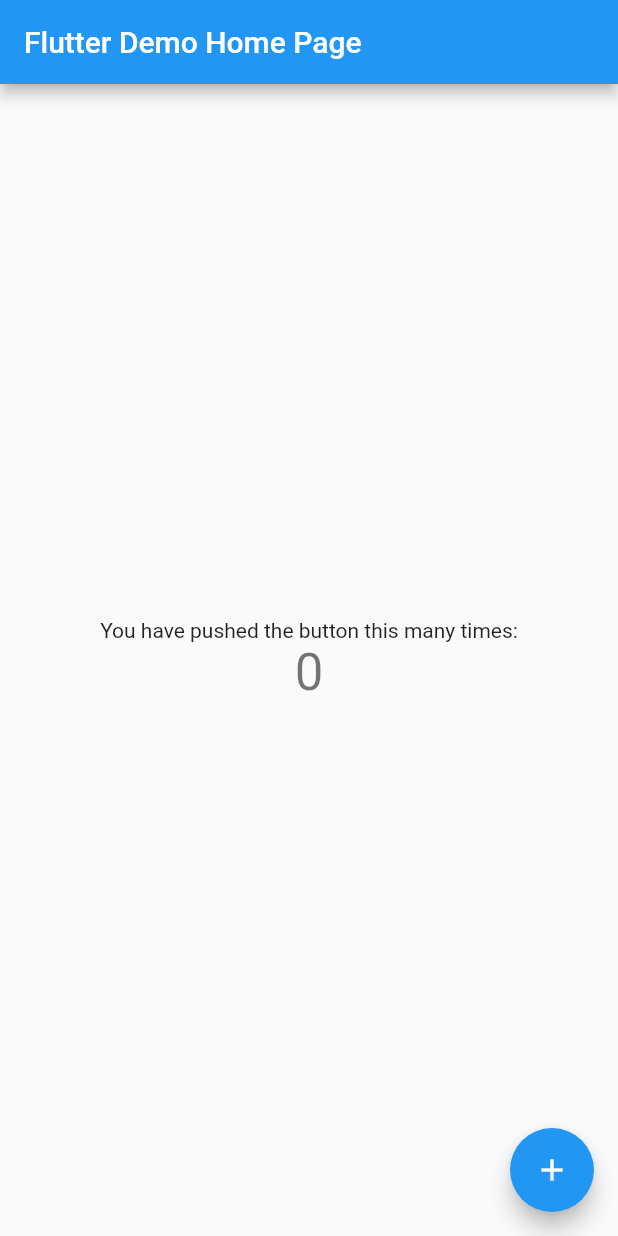
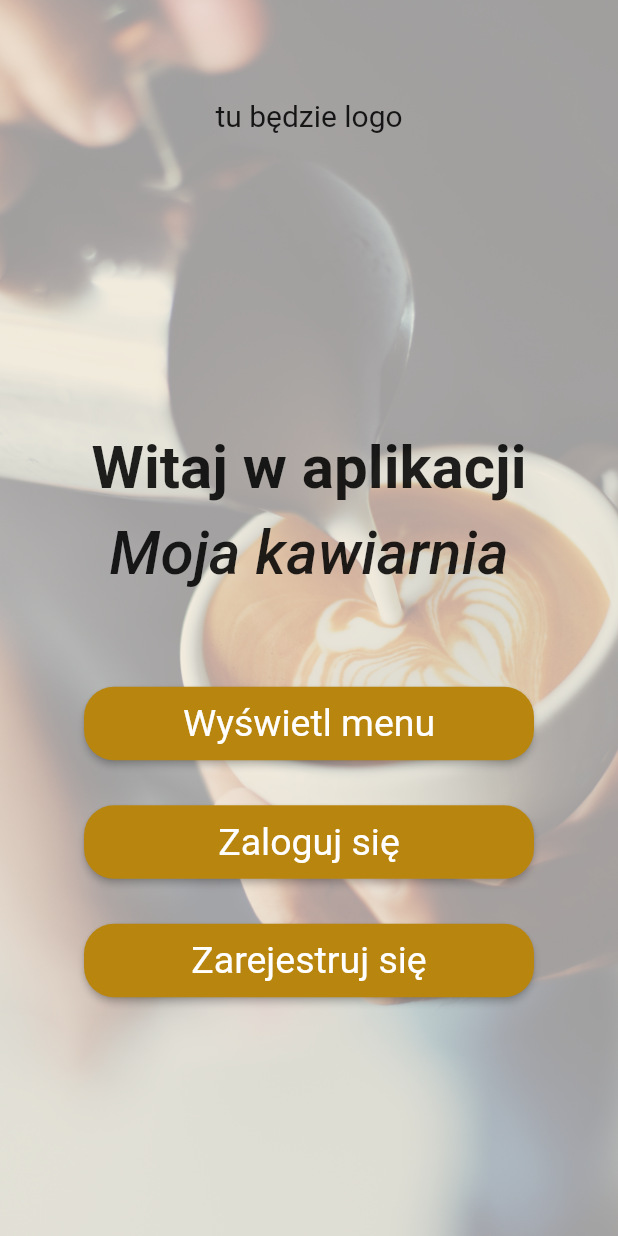
Before and after one commit to FerencMarcin/Cafe-mobile-app, a Flutter app: the screen it shows after launch, on a phone screen of 412 x 824 dp. Run offline on Flutter 3.47's test engine with Material 2 defaults, Android fonts, the phone set to English and light mode, and no system bars.

Commit message:
Created start screen

```diff
--- /dev/null
+++ b/lib/StartPage.dart
@@ -0,0 +1,106 @@
+import 'package:cafe_mobile_app/theme/colors.dart';
+import 'package:flutter/material.dart';
+
+class StartScreen extends StatefulWidget {
+  const StartScreen({super.key, required this.title});
+
+  final String title;
+
+  @override
+  State<StartScreen> createState() => _StartScreenState();
+}
+
+class _StartScreenState extends State<StartScreen> {
+  @override
+  Widget build(BuildContext context) {
+    final ButtonStyle style = ElevatedButton.styleFrom(
+      textStyle: const TextStyle(fontSize: 25),
+      shape: RoundedRectangleBorder(borderRadius: BorderRadius.circular(20.0)),
+      minimumSize: const Size(300, 40),
+    );
+
+    return Scaffold(
+      resizeToAvoidBottomInset: false,
+      body: Center(
+        child: Stack(
+          children: <Widget>[
+            Container(
+              decoration: BoxDecoration(
+                image: DecorationImage(
+                  image: const AssetImage("images/startScreenPhoto.jpg"),
+                  colorFilter: ColorFilter.mode(AppColors.dutchWhite.withOpacity(0.4), BlendMode.modulate),
+                  fit: BoxFit.cover
+                  ),
+                ),
+              ),
+            Container(
+              alignment: Alignment.center,
+              child: Column(
+                mainAxisSize: MainAxisSize.min,
+                children: <Widget>[
+                  Expanded(
+                    flex: 5,
+                    child: Container(
+                      child: Center(
+                        child: Column(
+                          mainAxisSize: MainAxisSize.min,
+                          children: const [
+                            Padding(
+                                padding: EdgeInsets.fromLTRB(0, 10, 0, 200),
+                                child: Text("tu będzie logo", style: TextStyle(fontSize: 20))
+                            ),
+                            Text("Witaj w aplikacji", style: TextStyle(fontWeight: FontWeight.w700, fontSize: 40)),
+                            Padding(
+                              padding: EdgeInsets.all(10.0),
+                              child: Text("Moja kawiarnia", style: TextStyle(fontWeight: FontWeight.w500, fontStyle: FontStyle.italic, fontSize: 40))
+                            ),
+                          ],
+                        ),
+                      ),
+                    ),
+                  ),
+                  Expanded(
+                    flex: 4,
+                    child: Container(
+                      child: Column(
+                        children: <Widget>[
+                          ElevatedButton(
+                            style: style,
+                            onPressed: () {},
+                            child: const Padding(
+                              padding: EdgeInsets.all(10.0),
+                              child: Text('Wyświetl menu'),
+                            ),
+                          ),
+                          const SizedBox(height: 30),
+                          ElevatedButton(
+                            style: style,
+                            onPressed: () {},
+                            child: const Padding(
+                              padding: EdgeInsets.all(10.0),
+                              child: Text('Zaloguj się'),
+                            ),
+                          ),
+                          const SizedBox(height: 30),
+                          ElevatedButton(
+                            style: style,
+                            onPressed: () {},
+                            child: const Padding(
+                              padding: EdgeInsets.all(10.0),
+                              child: Text('Zarejestruj się'),
+                            ),
+                          ),
+                        ],
+                      ),
+                    ),
+                  ),
+
+                ],
+              ),
+            ),
+          ],
+        ),
+      ),
+    );
+  }
+}
--- a/lib/main.dart
+++ b/lib/main.dart
@@ -1,4 +1,6 @@
+import 'package:cafe_mobile_app/theme/colors.dart';
 import 'package:flutter/material.dart';
+import 'StartPage.dart';
 
 void main() {
   runApp(const MyApp());
@@ -6,110 +8,17 @@ void main() {
 
 class MyApp extends StatelessWidget {
   const MyApp({super.key});
+  final String title = 'My cafe';
 
   // This widget is the root of your application.
   @override
   Widget build(BuildContext context) {
     return MaterialApp(
-      title: 'Flutter Demo',
+      title: title,
       theme: ThemeData(
-        // This is the theme of your application.
-        //
-        // Try running your application with "flutter run". You'll see the
-        // application has a blue toolbar. Then, without quitting the app, try
-        // changing the primarySwatch below to Colors.green and then invoke
-        // "hot reload" (press "r" in the console where you ran "flutter run",
-        // or simply save your changes to "hot reload" in a Flutter IDE).
-        // Notice that the counter didn't reset back to zero; the application
-        // is not restarted.
-        primarySwatch: Colors.blue,
+        primarySwatch: AppColors.myfav,
       ),
-      home: const MyHomePage(title: 'Flutter Demo Home Page'),
+      home: StartScreen(title: title),
     );
   }
 }
-
-class MyHomePage extends StatefulWidget {
-  const MyHomePage({super.key, required this.title});
-
-  // This widget is the home page of your application. It is stateful, meaning
-  // that it has a State object (defined below) that contains fields that affect
-  // how it looks.
-
-  // This class is the configuration for the state. It holds the values (in this
-  // case the title) provided by the parent (in this case the App widget) and
-  // used by the build method of the State. Fields in a Widget subclass are
-  // always marked "final".
-
-  final String title;
-
-  @override
-  State<MyHomePage> createState() => _MyHomePageState();
-}
-
-class _MyHomePageState extends State<MyHomePage> {
-  int _counter = 0;
-
-  void _incrementCounter() {
-    setState(() {
-      // This call to setState tells the Flutter framework that something has
-      // changed in this State, which causes it to rerun the build method below
-      // so that the display can reflect the updated values. If we changed
-      // _counter without calling setState(), then the build method would not be
-      // called again, and so nothing would appear to happen.
-      _counter++;
-    });
-  }
-
-  @override
-  Widget build(BuildContext context) {
-    // This method is rerun every time setState is called, for instance as done
-    // by the _incrementCounter method above.
-    //
-    // The Flutter framework has been optimized to make rerunning build methods
-    // fast, so that you can just rebuild anything that needs updating rather
-    // than having to individually change instances of widgets.
-    return Scaffold(
-      appBar: AppBar(
-        // Here we take the value from the MyHomePage object that was created by
-        // the App.build method, and use it to set our appbar title.
-        title: Text(widget.title),
-      ),
-      body: Center(
-        // Center is a layout widget. It takes a single child and positions it
-        // in the middle of the parent.
-        child: Column(
-          // Column is also a layout widget. It takes a list of children and
-          // arranges them vertically. By default, it sizes itself to fit its
-          // children horizontally, and tries to be as tall as its parent.
-          //
-          // Invoke "debug painting" (press "p" in the console, choose the
-          // "Toggle Debug Paint" action from the Flutter Inspector in Android
-          // Studio, or the "Toggle Debug Paint" command in Visual Studio Code)
-          // to see the wireframe for each widget.
-          //
-          // Column has various properties to control how it sizes itself and
-          // how it positions its children. Here we use mainAxisAlignment to
-          // center the children vertically; the main axis here is the vertical
-          // axis because Columns are vertical (the cross axis would be
-          // horizontal).
-          mainAxisAlignment: MainAxisAlignment.center,
-          children: <Widget>[
-            const Text(
-              'You have pushed the button this many times:',
-            ),
-            Text(
-              '$_counter',
-              style: Theme.of(context).textTheme.headline4,
-            ),
-          ],
-        ),
-      ),
-      floatingActionButton: FloatingActionButton(
-        onPressed: _incrementCounter,
-        tooltip: 'Increment',
-        child: const Icon(Icons.add),
-      ), // This trailing comma makes auto-formatting nicer for build methods.
-    );
-  }
-}
--- /dev/null
+++ b/lib/theme/colors.dart
@@ -0,0 +1,37 @@
+import 'package:flutter/material.dart';
+
+@immutable
+class AppColors {
+  static const floralWhite = Color(0x00fffaf1);
+  static const dutchWhite = Color(0x00edddb8);
+  static const burlywood = Color(0x00dcc080);
+  static const aztecGold = Color(0x00caa347);
+  static const darkGoldenrod = Color(0xb8860e);
+
+  static final Map<int, Color> _darkGoldenrodMap = {
+    50: const Color(0x00f3ebd7),
+    100: const Color(0x00e7d7af),
+    200: const Color(0x00dcc387),
+    300: const Color(0x00d0ae5e),
+    400: const Color(0x00c49a36),
+    500: const Color(0x00b8860e),
+  };
+
+  static const MaterialColor myfav = MaterialColor(
+      0xffb8860e,
+      <int, Color>{
+      50: Color(0xf3ebd7),
+      100: Color(0xe7d7af),
+      200: Color(0xdcc387),
+      300: Color(0xd0ae5e),
+      400: Color(0xc49a36),
+      500: Color(0xb8860e),
+      600: Color(0xb8860e),
+      700: Color(0xb8860e),
+      800: Color(0xb8860e),
+      900: Color(0xb8860e),
+      },
+  );
+
+  static final MaterialColor darkGoldenrodSwatch = MaterialColor(const Color(0x00fffaf1).value, _darkGoldenrodMap);
+}
--- a/pubspec.yaml
+++ b/pubspec.yaml
@@ -60,7 +60,8 @@ flutter:
   uses-material-design: true
 
   # To add assets to your application, add an assets section, like this:
-  # assets:
+  assets:
+    - images/
   #   - images/a_dot_burr.jpeg
   #   - images/a_dot_ham.jpeg
 
```
Also changed, not shown: assets/startScreenPhoto.jpg (added), images/startScreenPhoto.jpg (added), lib/LoginPage.dart (added), lib/RegisterPage.dart (added), pubspec.lock.
